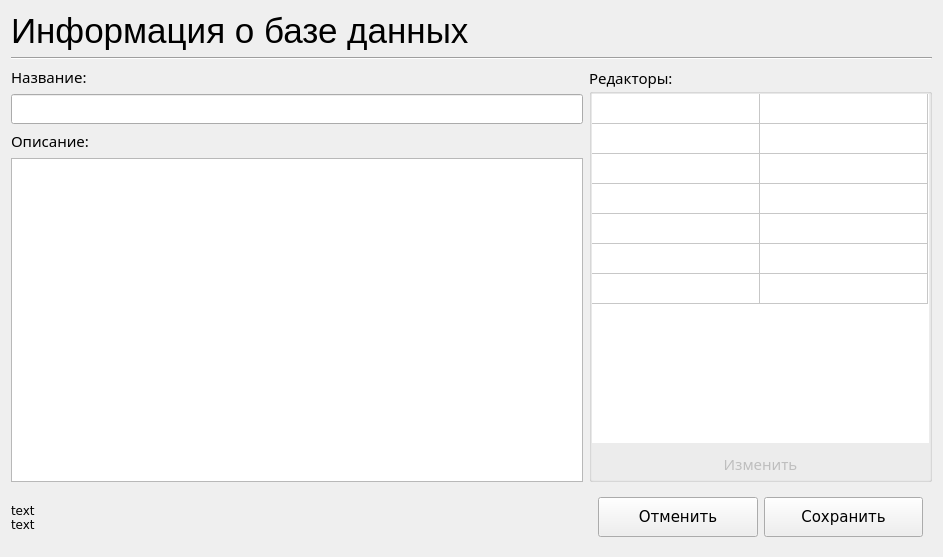
Qt form informationdb_dialog.ui (skripach2111/Kursovoy) before a commit.
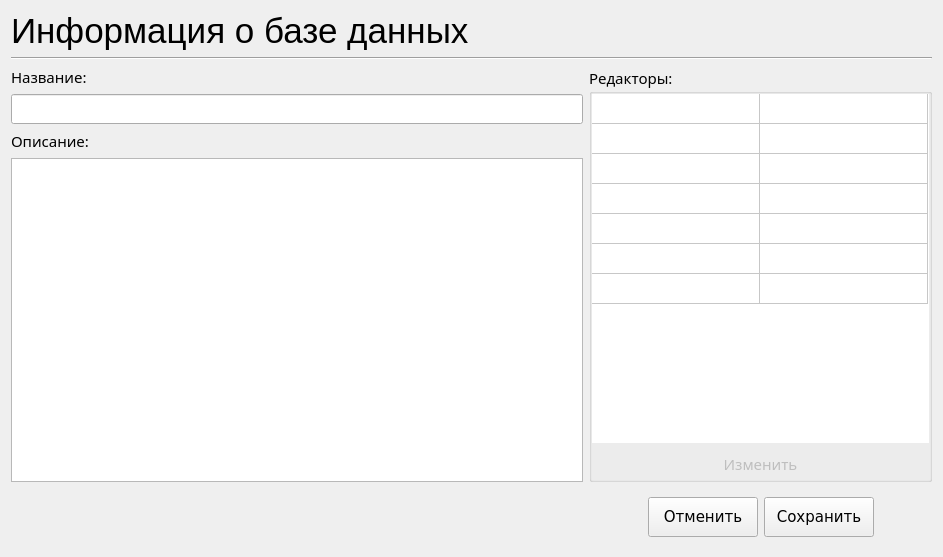
The same form after that commit. The open tabs and pages were chosen to show the change.

```diff
--- a/informationdb_dialog.ui
+++ b/informationdb_dialog.ui
@@ -273,10 +273,23 @@
      <widget class="QWidget" name="page_2">
       <layout class="QHBoxLayout" name="horizontalLayout_2">
        <item>
-        <widget class="QPushButton" name="pushButton">
+        <spacer name="horizontalSpacer_3">
+         <property name="orientation">
+          <enum>Qt::Horizontal</enum>
+         </property>
+         <property name="sizeHint" stdset="0">
+          <size>
+           <width>40</width>
+           <height>20</height>
+          </size>
+         </property>
+        </spacer>
+       </item>
+       <item>
+        <widget class="QPushButton" name="pushButton_Cancel">
          <property name="minimumSize">
           <size>
-           <width>0</width>
+           <width>110</width>
            <height>40</height>
           </size>
          </property>
@@ -301,7 +314,7 @@
         <widget class="QPushButton" name="pushButton_2">
          <property name="minimumSize">
           <size>
-           <width>0</width>
+           <width>110</width>
            <height>40</height>
           </size>
          </property>
@@ -316,6 +329,19 @@
          </property>
         </widget>
        </item>
+       <item>
+        <spacer name="horizontalSpacer_4">
+         <property name="orientation">
+          <enum>Qt::Horizontal</enum>
+         </property>
+         <property name="sizeHint" stdset="0">
+          <size>
+           <width>40</width>
+           <height>20</height>
+          </size>
+         </property>
+        </spacer>
+       </item>
       </layout>
      </widget>
     </widget>
@@ -329,8 +355,7 @@
       </font>
      </property>
      <property name="text">
-      <string>text
-text</string>
+      <string/>
      </property>
     </widget>
    </item>
```
Left out of the diff: 32 changed lines with no effect on the pictures.
